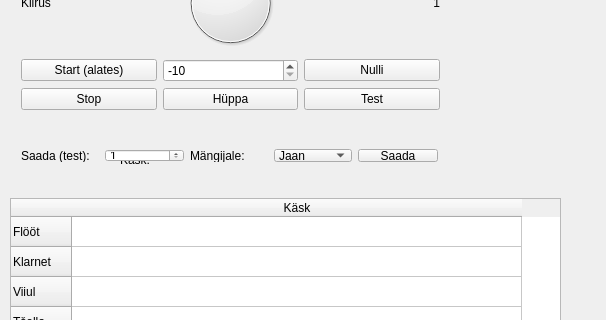
tarmoj/mysterium, file server/mainwindow.ui: the form before one commit; both pictures show x 0 to 606 and y 159 to 479 of the 606 by 689 pixel window.
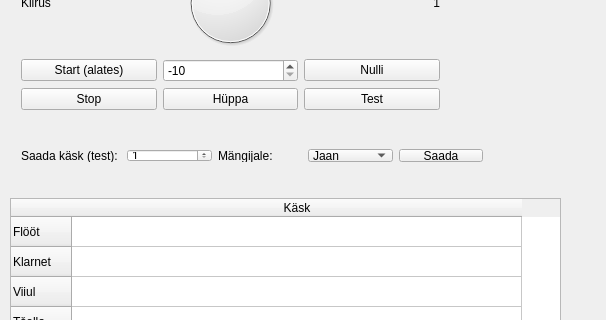
The form after the commit.

The edit to the form file:
```diff
--- a/server/mainwindow.ui
+++ b/server/mainwindow.ui
@@ -180,25 +180,12 @@
      </property>
     </column>
    </widget>
-   <widget class="QLabel" name="label_5">
-    <property name="geometry">
-     <rect>
-      <x>120</x>
-      <y>290</y>
-      <width>76</width>
-      <height>24</height>
-     </rect>
-    </property>
-    <property name="text">
-     <string>Käsk:</string>
-    </property>
-   </widget>
    <widget class="QWidget" name="layoutWidget">
     <property name="geometry">
      <rect>
       <x>10</x>
       <y>280</y>
-      <width>439</width>
+      <width>484</width>
       <height>35</height>
      </rect>
     </property>
@@ -206,7 +193,7 @@
      <item>
       <widget class="QLabel" name="label_4">
        <property name="text">
-        <string>Saada (test):</string>
+        <string>Saada käsk (test): </string>
        </property>
       </widget>
      </item>
```
Left out of the diff: 30 changed lines with no effect on the pictures.
